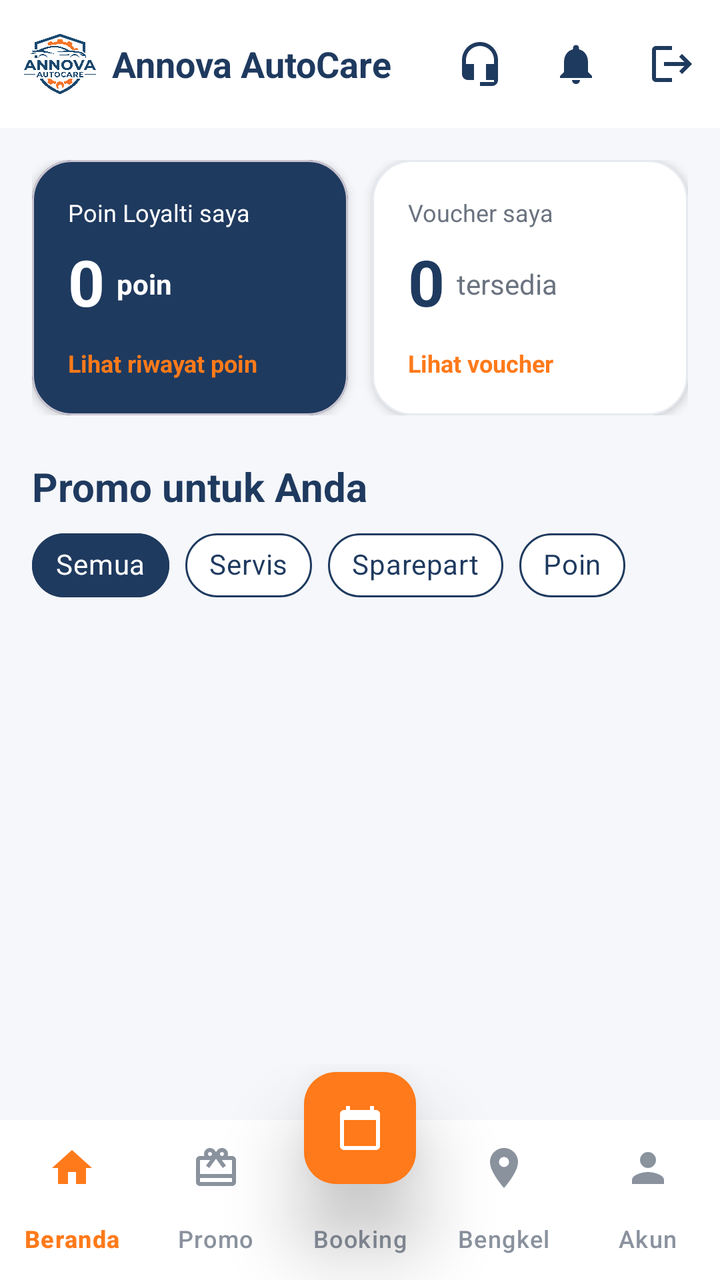
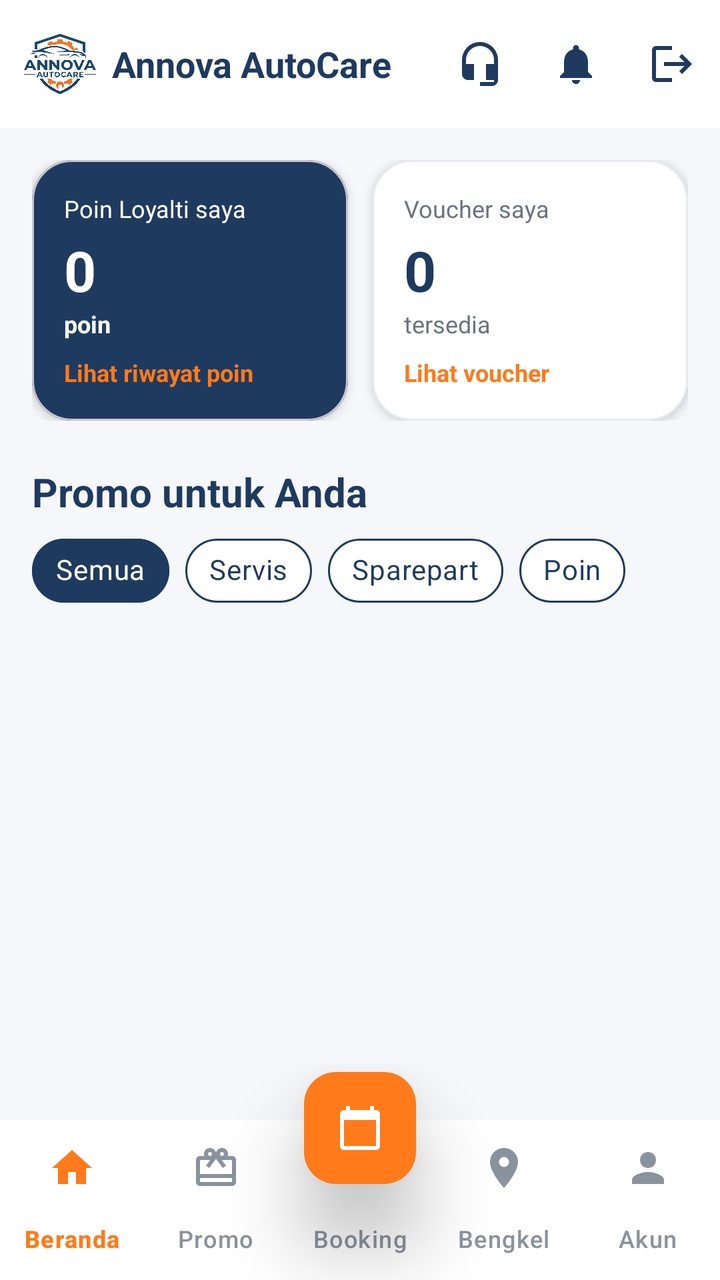

Screens rendered from an Android XML layout before and after an edit, with the pre-edit source and the edit as a unified diff.
<!-- AndroidManifest.xml: application theme Theme.MobileProject -->
<!-- res/layout/activity_promo_customer.xml -->
<?xml version="1.0" encoding="utf-8"?>
<LinearLayout xmlns:android="http://schemas.android.com/apk/res/android"
    xmlns:app="http://schemas.android.com/apk/res-auto"
    xmlns:tools="http://schemas.android.com/tools"
    android:layout_width="match_parent"
    android:layout_height="match_parent"
    android:background="@color/bk_bg_screen"
    android:orientation="vertical"
    tools:context=".PromoActivityCustomer">

    
    <include
        layout="@layout/include_top_bar"
        android:layout_width="match_parent"
        android:layout_height="wrap_content"
        android:elevation="8dp"
        android:translationZ="8dp" />

    <androidx.core.widget.NestedScrollView
        android:layout_width="match_parent"
        android:layout_height="0dp"
        android:layout_weight="1"
        android:clipChildren="true"
        android:clipToPadding="true"
        android:fillViewport="true">

        <LinearLayout
            android:layout_width="match_parent"
            android:layout_height="wrap_content"
            android:orientation="vertical">

            
            <LinearLayout
                android:layout_width="match_parent"
                android:layout_height="wrap_content"
                android:layout_marginStart="16dp"
                android:layout_marginTop="16dp"
                android:layout_marginEnd="16dp"
                android:baselineAligned="false"
                android:orientation="horizontal">

                
                <com.google.android.material.card.MaterialCardView
                    android:id="@+id/cardPoin"
                    android:layout_width="0dp"
                    android:layout_height="wrap_content"
                    android:layout_marginEnd="6dp"
                    android:layout_weight="1"
                    android:clickable="true"
                    android:focusable="true"
                    app:cardBackgroundColor="@color/bk_primary"
                    app:cardCornerRadius="20dp"
                    app:cardElevation="3dp">

                    <LinearLayout
                        android:layout_width="match_parent"
                        android:layout_height="wrap_content"
                        android:orientation="vertical"
                        android:padding="18dp">

                        <TextView
                            android:layout_width="wrap_content"
                            android:layout_height="wrap_content"
                            android:text="@string/poin_loyalti_saya"
                            android:textColor="@android:color/white"
                            android:textSize="12sp" />

                        
                        <LinearLayout
                            android:layout_width="match_parent"
                            android:layout_height="wrap_content"
                            android:layout_marginTop="6dp"
                            android:gravity="bottom"
                            android:orientation="horizontal">

                            <TextView
                                android:id="@+id/tvPoinSaya"
                                android:layout_width="wrap_content"
                                android:layout_height="wrap_content"
                                android:text="0"
                                android:textColor="@android:color/white"
                                android:textSize="32sp"
                                android:textStyle="bold" />

                            <TextView
                                android:layout_width="wrap_content"
                                android:layout_height="wrap_content"
                                android:layout_marginStart="6dp"
                                android:layout_marginBottom="6dp"
                                android:text="@string/poin"
                                android:textColor="@android:color/white"
                                android:textSize="14sp"
                                android:textStyle="bold" />

                        </LinearLayout>

                        <TextView
                            android:id="@+id/tvLihatRiwayatPoin"
                            android:layout_width="wrap_content"
                            android:layout_height="wrap_content"
                            android:layout_marginTop="10dp"
                            android:text="@string/lihat_riwayat_poin"
                            android:textColor="@color/bk_accent"
                            android:textSize="12sp"
                            android:textStyle="bold" />

                    </LinearLayout>
                </com.google.android.material.card.MaterialCardView>

                
                <com.google.android.material.card.MaterialCardView
                    android:id="@+id/cardVoucherSaya"
                    android:layout_width="0dp"
                    android:layout_height="wrap_content"
                    android:layout_marginStart="6dp"
                    android:layout_weight="1"
                    android:clickable="true"
                    android:focusable="true"
                    app:cardBackgroundColor="@android:color/white"
                    app:cardCornerRadius="20dp"
                    app:cardElevation="3dp"
                    app:strokeColor="@color/bk_stroke_soft"
                    app:strokeWidth="1dp">

                    <LinearLayout
                        android:layout_width="match_parent"
                        android:layout_height="wrap_content"
                        android:orientation="vertical"
                        android:padding="18dp">

                        <TextView
                            android:layout_width="wrap_content"
                            android:layout_height="wrap_content"
                            android:text="@string/voucher_saya"
                            android:textColor="@color/bk_text_secondary"
                            android:textSize="12sp" />

                        <LinearLayout
                            android:layout_width="wrap_content"
                            android:layout_height="wrap_content"
                            android:layout_marginTop="6dp"
                            android:gravity="bottom"
                            android:orientation="horizontal">

                            <TextView
                                android:id="@+id/tvVoucherSaya"
                                android:layout_width="wrap_content"
                                android:layout_height="wrap_content"
                                android:text="0"
                                android:textColor="@color/bk_primary"
                                android:textSize="32sp"
                                android:textStyle="bold" />

                            <TextView
                                android:layout_width="wrap_content"
                                android:layout_height="wrap_content"
                                android:layout_marginStart="6dp"
                                android:layout_marginBottom="6dp"
                                android:text="@string/tersedia"
                                android:textColor="@color/bk_text_secondary"
                                android:textSize="14sp" />

                        </LinearLayout>

                        <TextView
                            android:id="@+id/tvLihatVoucher"
                            android:layout_width="wrap_content"
                            android:layout_height="wrap_content"
                            android:layout_marginTop="10dp"
                            android:text="@string/lihat_voucher"
                            android:textColor="@color/bk_accent"
                            android:textSize="12sp"
                            android:textStyle="bold" />

                    </LinearLayout>
                </com.google.android.material.card.MaterialCardView>

            </LinearLayout>

            
            <TextView
                android:id="@+id/tvPromoHeader"
                android:layout_width="wrap_content"
                android:layout_height="wrap_content"
                android:layout_marginStart="16dp"
                android:layout_marginTop="22dp"
                android:text="@string/promo_untuk_anda"
                android:textColor="@color/bk_primary"
                android:textSize="20sp"
                android:textStyle="bold" />

            
            <HorizontalScrollView
                android:id="@+id/scrollKategori"
                android:layout_width="match_parent"
                android:layout_height="48dp"
                android:layout_marginTop="10dp"
                android:clipToPadding="false"
                android:paddingStart="16dp"
                android:paddingEnd="16dp"
                android:scrollbars="none">

                <com.google.android.material.chip.ChipGroup
                    android:id="@+id/chipGroupKategori"
                    android:layout_width="wrap_content"
                    android:layout_height="wrap_content"
                    app:selectionRequired="true"
                    app:singleLine="true"
                    app:singleSelection="true">

                    <com.google.android.material.chip.Chip
                        android:id="@+id/chipSemua"
                        style="@style/Widget.MaterialComponents.Chip.Filter"
                        android:layout_width="wrap_content"
                        android:layout_height="wrap_content"
                        android:checked="true"
                        android:text="Semua"
                        android:textColor="@android:color/white"
                        android:textStyle="bold"
                        app:checkedIconVisible="false"
                        app:chipBackgroundColor="@color/bk_primary"
                        app:chipMinTouchTargetSize="0dp"
                        app:chipStrokeColor="@color/bk_primary"
                        app:chipStrokeWidth="1dp" />

                    <com.google.android.material.chip.Chip
                        android:id="@+id/chipServis"
                        style="@style/Widget.MaterialComponents.Chip.Filter"
                        android:layout_width="wrap_content"
                        android:layout_height="wrap_content"
                        android:text="@string/servis"
                        android:textColor="@color/bk_primary"
                        android:textStyle="bold"
                        app:checkedIconTint="@color/bk_primary"
                        app:chipBackgroundColor="@android:color/white"
                        app:chipMinTouchTargetSize="0dp"
                        app:chipStrokeColor="@color/bk_primary"
                        app:chipStrokeWidth="1dp" />

                    <com.google.android.material.chip.Chip
                        android:id="@+id/chipSparepart"
                        style="@style/Widget.MaterialComponents.Chip.Filter"
                        android:layout_width="wrap_content"
                        android:layout_height="wrap_content"
                        android:text="@string/sparepart"
                        android:textColor="@color/bk_primary"
                        android:textStyle="bold"
                        app:checkedIconTint="@color/bk_primary"
                        app:chipBackgroundColor="@android:color/white"
                        app:chipMinTouchTargetSize="0dp"
                        app:chipStrokeColor="@color/bk_primary"
                        app:chipStrokeWidth="1dp" />

                    <com.google.android.material.chip.Chip
                        android:id="@+id/chipPoin"
                        style="@style/Widget.MaterialComponents.Chip.Filter"
                        android:layout_width="wrap_content"
                        android:layout_height="wrap_content"
                        android:text="Poin"
                        android:textColor="@color/bk_primary"
                        android:textStyle="bold"
                        app:checkedIconTint="@color/bk_primary"
                        app:chipBackgroundColor="@android:color/white"
                        app:chipMinTouchTargetSize="0dp"
                        app:chipStrokeColor="@color/bk_primary"
                        app:chipStrokeWidth="1dp" />

                </com.google.android.material.chip.ChipGroup>
            </HorizontalScrollView>

            
            <androidx.recyclerview.widget.RecyclerView
                android:id="@+id/rvPromo"
                android:layout_width="match_parent"
                android:layout_height="wrap_content"
                android:layout_marginTop="6dp"
                android:clipToPadding="false"
                android:nestedScrollingEnabled="false"
                android:paddingStart="10dp"
                android:paddingEnd="10dp"
                app:layoutManager="androidx.recyclerview.widget.GridLayoutManager"
                app:spanCount="2" />

            
            <TextView
                android:id="@+id/tvKosong"
                android:layout_width="match_parent"
                android:layout_height="wrap_content"
                android:gravity="center"
                android:paddingTop="40dp"
                android:text="Belum ada promo aktif di kategori ini"
                android:textColor="@color/bk_text_secondary"
                android:textSize="14sp"
                android:visibility="gone" />

        </LinearLayout>
    </androidx.core.widget.NestedScrollView>

    
    <FrameLayout
        android:id="@+id/navContainer"
        android:layout_width="match_parent"
        android:layout_height="wrap_content"
        android:layout_gravity="bottom"
        android:clipChildren="false"
        android:clipToPadding="false">

        <com.google.android.material.bottomnavigation.BottomNavigationView
            android:id="@+id/bottomNav"
            android:layout_width="match_parent"
            android:layout_height="wrap_content"
            android:layout_marginTop="28dp"
            android:background="@android:color/white"
            app:elevation="0dp"
            app:itemIconTint="@color/bk_nav_item_color"
            app:itemTextColor="@color/bk_nav_item_color"
            app:labelVisibilityMode="labeled"
            app:menu="@menu/menu_bottom_nav" />

        <com.google.android.material.floatingactionbutton.FloatingActionButton
            android:id="@+id/fabBooking"
            android:layout_width="wrap_content"
            android:layout_height="wrap_content"
            android:layout_gravity="top|center_horizontal"
            android:layout_marginTop="4dp"
            android:contentDescription="@string/booking"
            android:src="@drawable/ic_calendar"
            android:translationZ="12dp"
            app:backgroundTint="@color/bk_accent"
            app:elevation="12dp"
            app:tint="@android:color/white" />

    </FrameLayout>

</LinearLayout>
<!-- res/layout/include_top_bar.xml (included above) -->
<com.google.android.material.appbar.AppBarLayout
    xmlns:android="http://schemas.android.com/apk/res/android"
    xmlns:app="http://schemas.android.com/apk/res-auto"
    android:id="@+id/appBar"
    android:layout_width="match_parent"
    android:layout_height="wrap_content"
    android:background="@android:color/white"
    app:elevation="0dp">

    <com.google.android.material.appbar.MaterialToolbar
        android:id="@+id/topBar"
        android:layout_width="match_parent"
        android:layout_height="?attr/actionBarSize"
        android:background="@android:color/white"
        android:contentInsetStart="0dp"
        app:contentInsetStart="0dp"
        app:menu="@menu/menu_top_bar">

        <LinearLayout
            android:layout_width="wrap_content"
            android:layout_height="match_parent"
            android:gravity="center_vertical"
            android:orientation="horizontal"
            android:paddingStart="12dp">

            <ImageView
                android:layout_width="36dp"
                android:layout_height="36dp"
                android:contentDescription="Logo Annova AutoCare"
                android:scaleType="fitCenter"
                android:src="@drawable/annova_auto_care" />

            <TextView
                android:layout_width="wrap_content"
                android:layout_height="wrap_content"
                android:layout_marginStart="8dp"
                android:text="Annova AutoCare"
                android:textColor="@color/bk_primary"
                android:textSize="18sp"
                android:textStyle="bold" />
        </LinearLayout>
    </com.google.android.material.appbar.MaterialToolbar>
</com.google.android.material.appbar.AppBarLayout>
<!-- resources referenced by this layout -->
<resources>
  <color name="bk_accent">#FF7A1A</color>
  <color name="bk_bg_screen">#F5F7FA</color>
  <color name="bk_primary">#1F3A5F</color>
  <color name="bk_stroke_soft">#E6EAF0</color>
  <color name="bk_text_secondary">#6B7380</color>
  <!-- drawable annova_auto_care: png bitmap (drawable, 213238 bytes) -->
  <!-- drawable ic_calendar (drawable) -->
  <?xml version="1.0" encoding="utf-8"?>
  <vector xmlns:android="http://schemas.android.com/apk/res/android"
      android:width="24dp"
      android:height="24dp"
      android:viewportWidth="24"
      android:viewportHeight="24">
      <path
          android:fillColor="#FF000000"
          android:pathData="M20,3h-1V1h-2v2H7V1H5v2H4c-1.1,0 -2,0.9 -2,2v16c0,1.1 0.9,2 2,2h16c1.1,0 2,-0.9 2,-2V5c0,-1.1 -0.9,-2 -2,-2zM20,21H4V8h16v13z" />
  </vector>
  <string name="booking">Booking</string>
  <string name="lihat_riwayat_poin">Lihat riwayat poin</string>
  <string name="lihat_voucher">Lihat voucher</string>
  <string name="poin">poin</string>
  <string name="poin_loyalti_saya">Poin Loyalti saya</string>
  <string name="promo_untuk_anda">Promo untuk Anda</string>
  <string name="servis">Servis</string>
  <string name="sparepart">Sparepart</string>
  <string name="tersedia">tersedia</string>
  <string name="voucher_saya">Voucher saya</string>
  <style name="Theme.MobileProject" parent="Base.Theme.MobileProject" />
  <style name="Base.Theme.MobileProject" parent="Theme.Material3.DayNight.NoActionBar">
  
      </style>
</resources>

<!-- the commit's change to res/layout/activity_promo_customer.xml (unified diff, before → after) -->
@@ -56,7 +56,7 @@
                         android:layout_width="match_parent"
                         android:layout_height="wrap_content"
                         android:orientation="vertical"
-                        android:padding="18dp">
+                        android:padding="16dp">
 
                         <TextView
                             android:layout_width="wrap_content"
@@ -66,39 +66,31 @@
                             android:textSize="12sp" />
 
                         
-                        <LinearLayout
-                            android:layout_width="match_parent"
-                            android:layout_height="wrap_content"
-                            android:layout_marginTop="6dp"
-                            android:gravity="bottom"
-                            android:orientation="horizontal">
-
-                            <TextView
-                                android:id="@+id/tvPoinSaya"
-                                android:layout_width="wrap_content"
-                                android:layout_height="wrap_content"
-                                android:text="0"
-                                android:textColor="@android:color/white"
-                                android:textSize="32sp"
-                                android:textStyle="bold" />
-
-                            <TextView
-                                android:layout_width="wrap_content"
-                                android:layout_height="wrap_content"
-                                android:layout_marginStart="6dp"
-                                android:layout_marginBottom="6dp"
-                                android:text="@string/poin"
-                                android:textColor="@android:color/white"
-                                android:textSize="14sp"
-                                android:textStyle="bold" />
-
-                        </LinearLayout>
+                        <TextView
+                            android:id="@+id/tvPoinSaya"
+                            android:layout_width="wrap_content"
+                            android:layout_height="wrap_content"
+                            android:layout_marginTop="4dp"
+                            android:maxLines="1"
+                            android:text="0"
+                            android:textColor="@android:color/white"
+                            android:textSize="28sp"
+                            android:textStyle="bold" />
+
+                        
+                        <TextView
+                            android:layout_width="wrap_content"
+                            android:layout_height="wrap_content"
+                            android:text="@string/poin"
+                            android:textColor="@android:color/white"
+                            android:textSize="12sp"
+                            android:textStyle="bold" />
 
                         <TextView
                             android:id="@+id/tvLihatRiwayatPoin"
                             android:layout_width="wrap_content"
                             android:layout_height="wrap_content"
-                            android:layout_marginTop="10dp"
+                            android:layout_marginTop="8dp"
                             android:text="@string/lihat_riwayat_poin"
                             android:textColor="@color/bk_accent"
                             android:textSize="12sp"
@@ -126,7 +118,7 @@
                         android:layout_width="match_parent"
                         android:layout_height="wrap_content"
                         android:orientation="vertical"
-                        android:padding="18dp">
+                        android:padding="16dp">
 
                         <TextView
                             android:layout_width="wrap_content"
@@ -135,38 +127,31 @@
                             android:textColor="@color/bk_text_secondary"
                             android:textSize="12sp" />
 
-                        <LinearLayout
-                            android:layout_width="wrap_content"
-                            android:layout_height="wrap_content"
-                            android:layout_marginTop="6dp"
-                            android:gravity="bottom"
-                            android:orientation="horizontal">
-
-                            <TextView
-                                android:id="@+id/tvVoucherSaya"
-                                android:layout_width="wrap_content"
-                                android:layout_height="wrap_content"
-                                android:text="0"
-                                android:textColor="@color/bk_primary"
-                                android:textSize="32sp"
-                                android:textStyle="bold" />
-
-                            <TextView
-                                android:layout_width="wrap_content"
-                                android:layout_height="wrap_content"
-                                android:layout_marginStart="6dp"
-                                android:layout_marginBottom="6dp"
-                                android:text="@string/tersedia"
-                                android:textColor="@color/bk_text_secondary"
-                                android:textSize="14sp" />
-
-                        </LinearLayout>
+                        
+                        <TextView
+                            android:id="@+id/tvVoucherSaya"
+                            android:layout_width="wrap_content"
+                            android:layout_height="wrap_content"
+                            android:layout_marginTop="4dp"
+                            android:maxLines="1"
+                            android:text="0"
+                            android:textColor="@color/bk_primary"
+                            android:textSize="28sp"
+                            android:textStyle="bold" />
+
+                        
+                        <TextView
+                            android:layout_width="wrap_content"
+                            android:layout_height="wrap_content"
+                            android:text="@string/tersedia"
+                            android:textColor="@color/bk_text_secondary"
+                            android:textSize="12sp" />
 
                         <TextView
                             android:id="@+id/tvLihatVoucher"
                             android:layout_width="wrap_content"
                             android:layout_height="wrap_content"
-                            android:layout_marginTop="10dp"
+                            android:layout_marginTop="8dp"
                             android:text="@string/lihat_voucher"
                             android:textColor="@color/bk_accent"
                             android:textSize="12sp"
